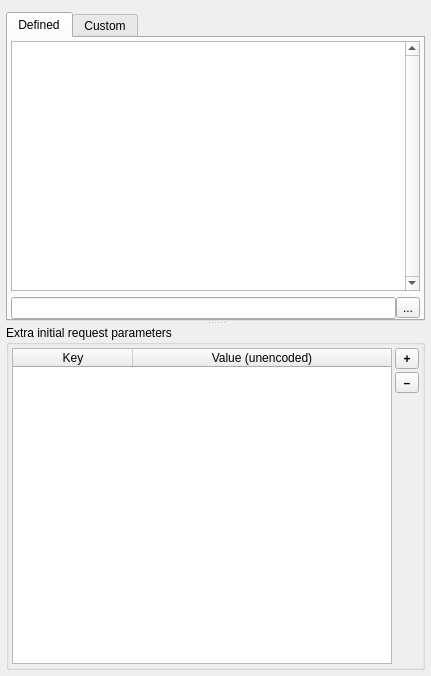
This is oauth2/qgsauthoauth2edit.ui in planetfederal/qgis-oauth-cxxplugin as Qt 5 draws it before an edit. The edited form follows.
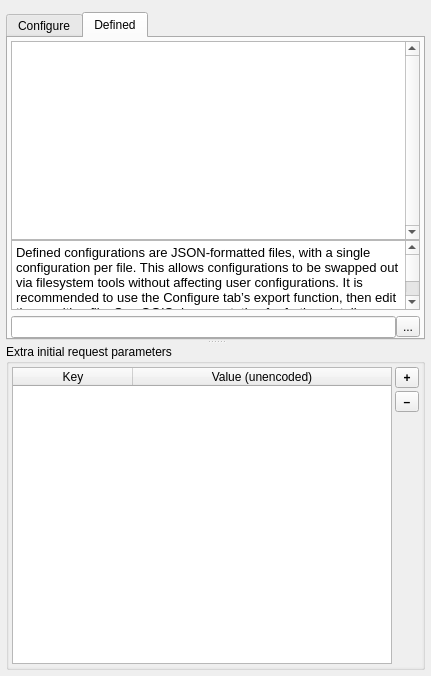
This is the edited form. The open tabs and pages were chosen to show the change. Icons and pictures are not drawn. Custom widgets are drawn as their Qt base class.

Commit message:
Switch default configuration edit tab to non-defined
- Change Custom name to Configure
- Add Defined description below its list widget
- Fix Clear function not clearing out predefined id

What changed in the file:
```diff
--- a/oauth2/qgsauthoauth2edit.ui
+++ b/oauth2/qgsauthoauth2edit.ui
@@ -77,104 +77,9 @@
       <property name="currentIndex">
        <number>0</number>
       </property>
-      <widget class="QWidget" name="tabDefined">
-       <attribute name="title">
-        <string>Defined</string>
-       </attribute>
-       <layout class="QVBoxLayout" name="verticalLayout_2">
-        <property name="spacing">
-         <number>6</number>
-        </property>
-        <property name="leftMargin">
-         <number>3</number>
-        </property>
-        <property name="topMargin">
-         <number>3</number>
-        </property>
-        <property name="rightMargin">
-         <number>3</number>
-        </property>
-        <property name="bottomMargin">
-         <number>0</number>
-        </property>
-        <item>
-         <widget class="QListWidget" name="lstwdgDefinedConfigs">
-          <property name="sizePolicy">
-           <sizepolicy hsizetype="Expanding" vsizetype="Expanding">
-            <horstretch>0</horstretch>
-            <verstretch>4</verstretch>
-           </sizepolicy>
-          </property>
-          <property name="font">
-           <font>
-            <pointsize>13</pointsize>
-           </font>
-          </property>
-          <property name="verticalScrollBarPolicy">
-           <enum>Qt::ScrollBarAlwaysOn</enum>
-          </property>
-          <property name="editTriggers">
-           <set>QAbstractItemView::NoEditTriggers</set>
-          </property>
-          <property name="showDropIndicator" stdset="0">
-           <bool>false</bool>
-          </property>
-          <property name="alternatingRowColors">
-           <bool>true</bool>
-          </property>
-          <property name="verticalScrollMode">
-           <enum>QAbstractItemView::ScrollPerItem</enum>
-          </property>
-          <property name="spacing">
-           <number>2</number>
-          </property>
-          <property name="uniformItemSizes">
-           <bool>true</bool>
-          </property>
-         </widget>
-        </item>
-        <item>
-         <layout class="QHBoxLayout" name="horizontalLayout">
-          <property name="spacing">
-           <number>0</number>
-          </property>
-          <item>
-           <widget class="QLineEdit" name="leDefinedDirPath">
-            <property name="readOnly">
-             <bool>true</bool>
-            </property>
-           </widget>
-          </item>
-          <item>
-           <widget class="QToolButton" name="btnGetDefinedDirPath">
-            <property name="toolTip">
-             <string>Add extra config directory to parse</string>
-            </property>
-            <property name="styleSheet">
-             <string notr="true"/>
-            </property>
-            <property name="text">
-             <string>...</string>
-            </property>
-            <property name="icon">
-             <iconset resource="oauth2_resources.qrc">
-              <normaloff>:/oauth2method/oauth2_resources/fileopen.svg</normaloff>:/oauth2method/oauth2_resources/fileopen.svg</iconset>
-            </property>
-            <property name="iconSize">
-             <size>
-              <width>20</width>
-              <height>14</height>
-             </size>
-            </property>
-           </widget>
-          </item>
-         </layout>
-        </item>
-       </layout>
-      </widget>
       <widget class="QWidget" name="tabCustom">
        <attribute name="title">
-        <string>Custom</string>
+        <string>Configure</string>
        </attribute>
        <layout class="QVBoxLayout" name="verticalLayout_3">
         <property name="spacing">
@@ -720,6 +625,129 @@
         </item>
        </layout>
       </widget>
+      <widget class="QWidget" name="tabDefined">
+       <attribute name="title">
+        <string>Defined</string>
+       </attribute>
+       <layout class="QVBoxLayout" name="verticalLayout_2">
+        <property name="spacing">
+         <number>6</number>
+        </property>
+        <property name="leftMargin">
+         <number>3</number>
+        </property>
+        <property name="topMargin">
+         <number>3</number>
+        </property>
+        <property name="rightMargin">
+         <number>3</number>
+        </property>
+        <property name="bottomMargin">
+         <number>0</number>
+        </property>
+        <item>
+         <layout class="QVBoxLayout" name="verticalLayout_5" stretch="3,1">
+          <property name="spacing">
+           <number>0</number>
+          </property>
+          <item>
+           <widget class="QListWidget" name="lstwdgDefinedConfigs">
+            <property name="sizePolicy">
+             <sizepolicy hsizetype="Expanding" vsizetype="Expanding">
+              <horstretch>0</horstretch>
+              <verstretch>4</verstretch>
+             </sizepolicy>
+            </property>
+            <property name="font">
+             <font>
+              <pointsize>13</pointsize>
+             </font>
+            </property>
+            <property name="verticalScrollBarPolicy">
+             <enum>Qt::ScrollBarAlwaysOn</enum>
+            </property>
+            <property name="editTriggers">
+             <set>QAbstractItemView::NoEditTriggers</set>
+            </property>
+            <property name="showDropIndicator" stdset="0">
+             <bool>false</bool>
+            </property>
+            <property name="alternatingRowColors">
+             <bool>true</bool>
+            </property>
+            <property name="verticalScrollMode">
+             <enum>QAbstractItemView::ScrollPerItem</enum>
+            </property>
+            <property name="spacing">
+             <number>2</number>
+            </property>
+            <property name="uniformItemSizes">
+             <bool>true</bool>
+            </property>
+           </widget>
+          </item>
+          <item>
+           <widget class="QPlainTextEdit" name="pteDefinedDesc">
+            <property name="font">
+             <font>
+              <pointsize>10</pointsize>
+             </font>
+            </property>
+            <property name="undoRedoEnabled">
+             <bool>false</bool>
+            </property>
+            <property name="readOnly">
+             <bool>true</bool>
+            </property>
+            <property name="plainText">
+             <string>Defined configurations are JSON-formatted files, with a single configuration per file. This allows configurations to be swapped out via filesystem tools without affecting user configurations. It is recommended to use the Configure tab’s export function, then edit the resulting file. See QGIS documentation for further details.</string>
+            </property>
+            <property name="textInteractionFlags">
+             <set>Qt::TextSelectableByKeyboard|Qt::TextSelectableByMouse</set>
+            </property>
+           </widget>
+          </item>
+         </layout>
+        </item>
+        <item>
+         <layout class="QHBoxLayout" name="horizontalLayout">
+          <property name="spacing">
+           <number>0</number>
+          </property>
+          <item>
+           <widget class="QLineEdit" name="leDefinedDirPath">
+            <property name="readOnly">
+             <bool>true</bool>
+            </property>
+           </widget>
+          </item>
+          <item>
+           <widget class="QToolButton" name="btnGetDefinedDirPath">
+            <property name="toolTip">
+             <string>Add extra config directory to parse</string>
+            </property>
+            <property name="styleSheet">
+             <string notr="true"/>
+            </property>
+            <property name="text">
+             <string>...</string>
+            </property>
+            <property name="icon">
+             <iconset resource="oauth2_resources.qrc">
+              <normaloff>:/oauth2method/oauth2_resources/fileopen.svg</normaloff>:/oauth2method/oauth2_resources/fileopen.svg</iconset>
+            </property>
+            <property name="iconSize">
+             <size>
+              <width>20</width>
+              <height>14</height>
+             </size>
+            </property>
+           </widget>
+          </item>
+         </layout>
+        </item>
+       </layout>
+      </widget>
      </widget>
      <widget class="QgsCollapsibleGroupBoxBasic" name="grpbxAdvanced">
       <property name="sizePolicy">
```
Left out of the diff: 1 changed line with no effect on the pictures. The commit also changes 2 other files.
